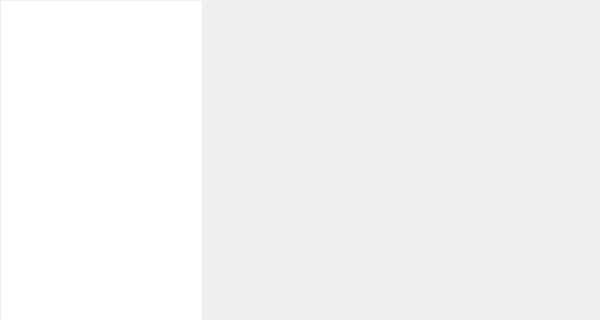
The window that OptionWindow.ui (cyt199709/DeskBox) describes before a commit, drawn with Qt 5; both pictures show x 0 to 600 and y 0 to 320 of the 600 by 600 pixel window.
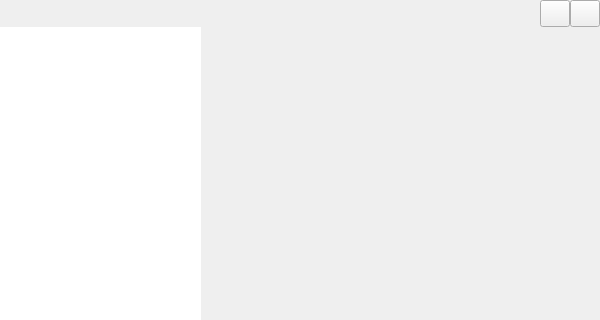
The same window after the commit. Custom widgets are drawn as their Qt base class.

What changed in the file:
```diff
--- a/OptionWindow.ui
+++ b/OptionWindow.ui
@@ -13,22 +13,127 @@
   <property name="windowTitle">
    <string>OptionWindow</string>
   </property>
-  <layout class="QHBoxLayout" name="horizontalLayout">
+  <layout class="QVBoxLayout" name="verticalLayout_2">
    <property name="spacing">
-    <number>1</number>
+    <number>0</number>
    </property>
    <property name="leftMargin">
-    <number>1</number>
+    <number>0</number>
    </property>
    <property name="topMargin">
-    <number>1</number>
+    <number>0</number>
    </property>
    <property name="rightMargin">
-    <number>1</number>
+    <number>0</number>
    </property>
    <property name="bottomMargin">
-    <number>1</number>
+    <number>0</number>
    </property>
+   <item>
+    <widget class="QWidget" name="titleWidget" native="true">
+     <property name="sizePolicy">
+      <sizepolicy hsizetype="Expanding" vsizetype="Fixed">
+       <horstretch>0</horstretch>
+       <verstretch>0</verstretch>
+      </sizepolicy>
+     </property>
+     <property name="minimumSize">
+      <size>
+       <width>0</width>
+       <height>27</height>
+      </size>
+     </property>
+     <property name="maximumSize">
+      <size>
+       <width>16777215</width>
+       <height>27</height>
+      </size>
+     </property>
+     <property name="titleSkin" stdset="0">
+      <bool>true</bool>
+     </property>
+     <layout class="QHBoxLayout" name="horizontalLayout">
+      <property name="spacing">
+       <number>0</number>
+      </property>
+      <property name="leftMargin">
+       <number>0</number>
+      </property>
+      <property name="topMargin">
+       <number>0</number>
+      </property>
+      <property name="rightMargin">
+       <number>0</number>
+      </property>
+      <property name="bottomMargin">
+       <number>0</number>
+      </property>
+      <item>
+       <spacer name="horizontalSpacer">
+        <property name="orientation">
+         <enum>Qt::Horizontal</enum>
+        </property>
+        <property name="sizeHint" stdset="0">
+         <size>
+          <width>537</width>
+          <height>20</height>
+         </size>
+        </property>
+       </spacer>
+      </item>
+      <item>
+       <widget class="QPushButton" name="sysMin">
+        <property name="sizePolicy">
+         <sizepolicy hsizetype="Fixed" vsizetype="Fixed">
+          <horstretch>0</horstretch>
+          <verstretch>0</verstretch>
+         </sizepolicy>
+        </property>
+        <property name="minimumSize">
+         <size>
+          <width>30</width>
+          <height>27</height>
+         </size>
+        </property>
+        <property name="maximumSize">
+         <size>
+          <width>30</width>
+          <height>27</height>
+         </size>
+        </property>
+        <property name="text">
+         <string/>
+        </property>
+       </widget>
+      </item>
+      <item>
+       <widget class="QPushButton" name="sysClose">
+        <property name="sizePolicy">
+         <sizepolicy hsizetype="Fixed" vsizetype="Fixed">
+          <horstretch>0</horstretch>
+          <verstretch>0</verstretch>
+         </sizepolicy>
+        </property>
+        <property name="minimumSize">
+         <size>
+          <width>30</width>
+          <height>27</height>
+         </size>
+        </property>
+        <property name="maximumSize">
+         <size>
+          <width>30</width>
+          <height>27</height>
+         </size>
+        </property>
+        <property name="text">
+         <string/>
+        </property>
+       </widget>
+      </item>
+     </layout>
+    </widget>
+   </item>
    <item>
     <widget class="QSplitter" name="splitter">
      <property name="styleSheet">
```
Left out of the diff: 3 changed lines with no effect on the pictures.
